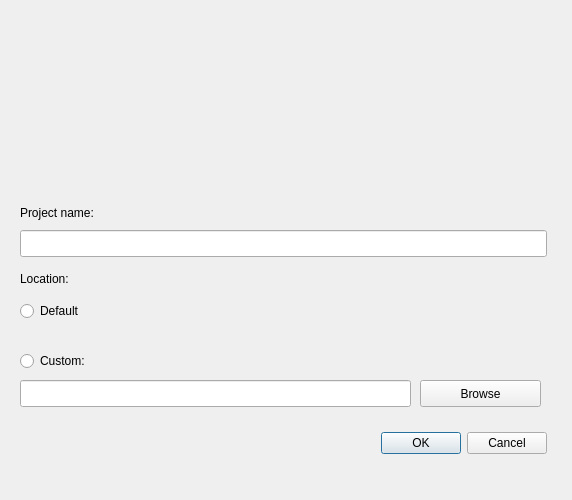
The window that LTEsimGeneratorGUI/Ui/Windows/addProjectWindow.ui (moniss23/junit4) describes before a commit, drawn with Qt 5.
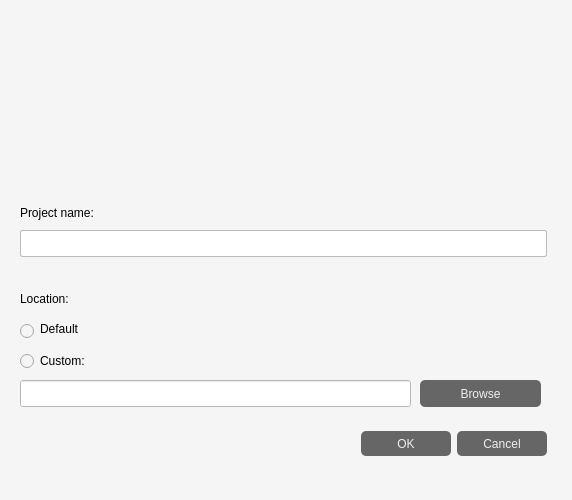
The same window after the commit. Icons and pictures are not drawn.

Commit message: Renewed NewProjectWindow UI

Patch:
```diff
--- a/LTEsimGeneratorGUI/Ui/Windows/addProjectWindow.ui
+++ b/LTEsimGeneratorGUI/Ui/Windows/addProjectWindow.ui
@@ -31,12 +31,15 @@
   <property name="windowTitle">
    <string>Dialog</string>
   </property>
+  <property name="styleSheet">
+   <string notr="true">background-color: #f5f5f5;</string>
+  </property>
   <widget class="QLabel" name="logoLTEsim">
    <property name="geometry">
     <rect>
-     <x>140</x>
+     <x>100</x>
      <y>30</y>
-     <width>291</width>
+     <width>341</width>
      <height>141</height>
     </rect>
    </property>
@@ -44,7 +47,7 @@
     <string/>
    </property>
    <property name="pixmap">
-    <pixmap resource="../Resource.qrc">:/Images/logoLTEsim.png</pixmap>
+    <pixmap resource="../../Resource.qrc">:/Images/LTEsimGen.png</pixmap>
    </property>
    <property name="scaledContents">
     <bool>true</bool>
@@ -75,6 +78,17 @@
      <height>27</height>
     </rect>
    </property>
+   <property name="styleSheet">
+    <string notr="true">QLineEdit#fileName {
+	border-radius: 2px;
+	background-color: #fff;
+    border: 1px solid #bbb;
+}
+
+QLineEdit#fileName:focus {
+    border: 1px solid #888;
+}</string>
+   </property>
    <property name="text">
     <string/>
    </property>
@@ -88,6 +102,20 @@
      <height>27</height>
     </rect>
    </property>
+   <property name="styleSheet">
+    <string notr="true">QPushButton {
+	height: 25px;
+	width: 90px;
+	color: #eee;
+	border-radius:5px;
+	border-color: #eee;
+	background-color:#666666;
+}
+QPushButton:hover:!pressed{
+	color: #000;
+	background-color:#ffd700;
+}</string>
+   </property>
    <property name="standardButtons">
     <set>QDialogButtonBox::Cancel|QDialogButtonBox::Ok</set>
    </property>
@@ -96,7 +124,7 @@
    <property name="geometry">
     <rect>
      <x>20</x>
-     <y>270</y>
+     <y>290</y>
      <width>67</width>
      <height>17</height>
     </rect>
@@ -109,7 +137,7 @@
    <property name="geometry">
     <rect>
      <x>20</x>
-     <y>300</y>
+     <y>320</y>
      <width>91</width>
      <height>22</height>
     </rect>
@@ -140,6 +168,9 @@
      <height>27</height>
     </rect>
    </property>
+   <property name="styleSheet">
+    <string notr="true">background-color: #fff;</string>
+   </property>
   </widget>
   <widget class="QPushButton" name="browseDirectoryButton">
    <property name="geometry">
@@ -150,6 +181,19 @@
      <height>27</height>
     </rect>
    </property>
+   <property name="styleSheet">
+    <string notr="true">QPushButton#browseDirectoryButton {
+	height: 25px;
+	color: #eee;
+	border-radius:5px;
+	border-color: #eee;
+	background-color:#666666;
+}
+QPushButton#browseDirectoryButton:hover:!pressed{
+	color: #000;
+	background-color:#ffd700;
+}</string>
+   </property>
    <property name="text">
     <string>Browse</string>
    </property>
@@ -163,8 +207,11 @@
      <height>17</height>
     </rect>
    </property>
+   <property name="styleSheet">
+    <string notr="true"/>
+   </property>
    <property name="text">
-    <string/>
+    <string>Default</string>
    </property>
   </widget>
  </widget>
```
Left out of the diff: 3 changed lines with no effect on the pictures. The commit also changes 4 other files.
